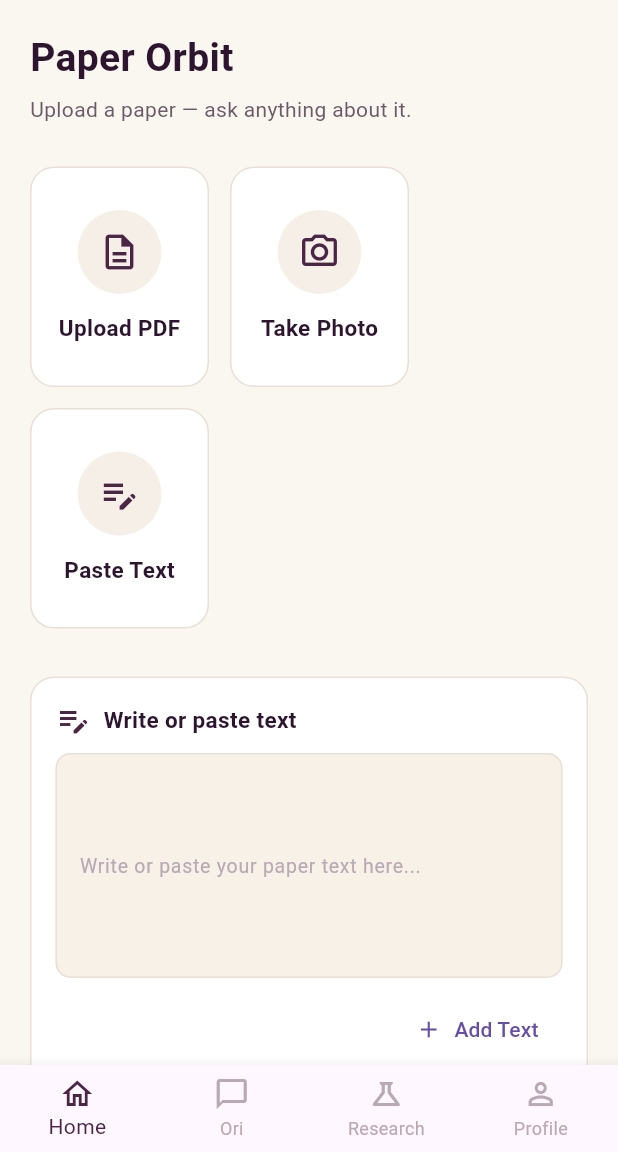
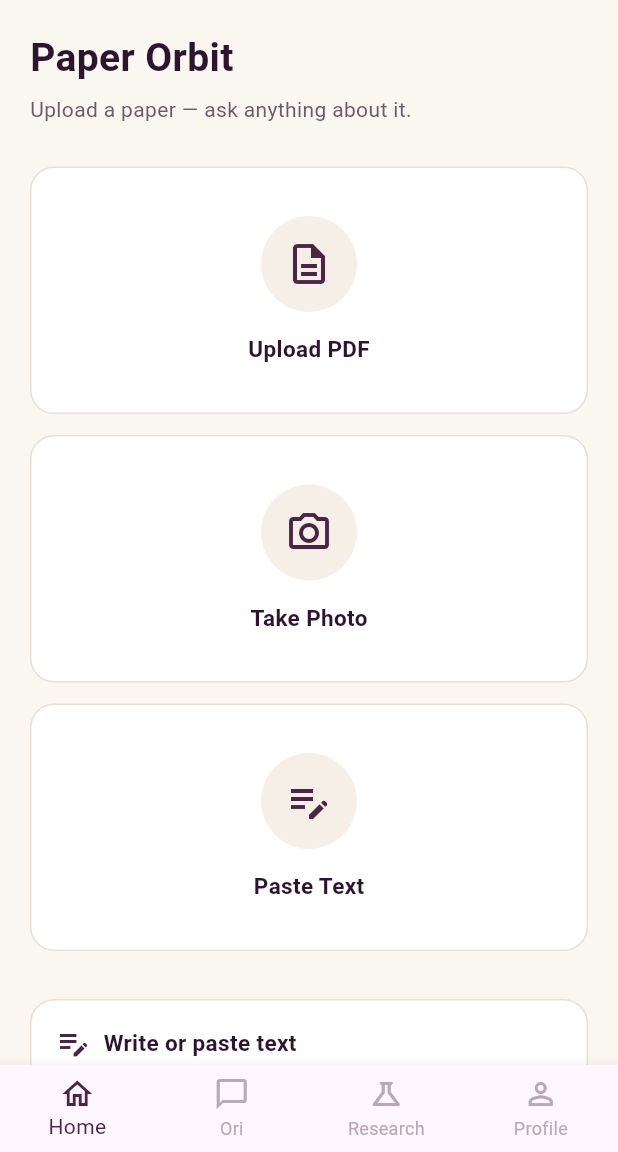
Before and after one commit to Shrey-cs-ai/Orbirag_App, a Flutter app: the PaperOrbitScreen screen opened by its route, on a phone screen of 412 x 824 dp, the part 84-1236 px from its top. Run offline on Flutter 3.47's test engine with Material 3 defaults, Android fonts, the phone set to English and light mode, and no system bars; our stand-ins replace cloud_firestore, file_picker, firebase_auth, firebase_core, flutter_dotenv, flutter_svg and 5 more; missing offline and left inert: record; accounts and stored records are empty.

Commit message:
update paper orbit screen

```diff
--- a/frontend/lib/screens/paper_orbit_screen.dart
+++ b/frontend/lib/screens/paper_orbit_screen.dart
@@ -75,22 +75,14 @@ class _PaperOrbitScreenState extends State<PaperOrbitScreen> {
             ),
             const SizedBox(height: 28),
 
-            // Upload Cards — three equal cards in a row (wrapping)
-            Wrap(
-              spacing: 14,
-              runSpacing: 14,
-              children: [
-                SizedBox(
-                  width: (MediaQuery.of(context).size.width - 54) / 3,
-                  child: _buildUploadCard(
+            // Upload Cards — three full-width cards stacked vertically
+            _buildUploadCard(
               icon: Icons.description_outlined,
               title: 'Upload PDF',
               onTap: _uploadPDF,
             ),
-                ),
-                SizedBox(
-                  width: (MediaQuery.of(context).size.width - 54) / 3,
-                  child: _buildUploadCard(
+            const SizedBox(height: 14),
+            _buildUploadCard(
               icon: Icons.camera_alt_outlined,
               title: 'Take Photo',
               onTap: () {
@@ -99,10 +91,8 @@ class _PaperOrbitScreenState extends State<PaperOrbitScreen> {
                 );
               },
             ),
-                ),
-                SizedBox(
-                  width: (MediaQuery.of(context).size.width - 54) / 3,
-                  child: _buildUploadCard(
+            const SizedBox(height: 14),
+            _buildUploadCard(
               icon: Icons.edit_note,
               title: 'Paste Text',
               onTap: () {
@@ -113,9 +103,6 @@ class _PaperOrbitScreenState extends State<PaperOrbitScreen> {
                   ),
                 );
               },
-                  ),
-                ),
-              ],
             ),
 
             const SizedBox(height: 32),
@@ -156,7 +143,8 @@ class _PaperOrbitScreenState extends State<PaperOrbitScreen> {
                       textInputAction: TextInputAction.newline,
                       decoration: InputDecoration(
                         hintText: 'Write or paste your paper text here...',
-                        hintStyle: const TextStyle(color: AppColors.hintText, fontSize: 13),
+                        hintStyle: const TextStyle(
+                            color: AppColors.hintText, fontSize: 13),
                         filled: true,
                         fillColor: AppColors.inputFill,
                         border: OutlineInputBorder(
@@ -169,7 +157,8 @@ class _PaperOrbitScreenState extends State<PaperOrbitScreen> {
                         ),
                         focusedBorder: OutlineInputBorder(
                           borderRadius: BorderRadius.circular(10),
-                          borderSide: const BorderSide(color: AppColors.primary, width: 1.5),
+                          borderSide: const BorderSide(
+                              color: AppColors.primary, width: 1.5),
                         ),
                       ),
                     ),
@@ -209,7 +198,9 @@ class _PaperOrbitScreenState extends State<PaperOrbitScreen> {
                         _pdfService.clearSources();
                       });
                     },
-                    child: const Text('Clear All', style: TextStyle(color: AppColors.error, fontSize: 12)),
+                    child: const Text('Clear All',
+                        style: TextStyle(
+                            color: AppColors.error, fontSize: 12)),
                   ),
               ],
             ),
@@ -223,11 +214,19 @@ class _PaperOrbitScreenState extends State<PaperOrbitScreen> {
                   child: Column(
                     mainAxisAlignment: MainAxisAlignment.center,
                     children: [
-                      Icon(Icons.upload_file_outlined, size: 64, color: AppColors.textSecondary.withValues(alpha: 0.3)),
+                      Icon(
+                        Icons.upload_file_outlined,
+                        size: 64,
+                        color: AppColors.textSecondary.withValues(alpha: 0.3),
+                      ),
                       const SizedBox(height: 12),
-                      const Text('No sources added yet', style: TextStyle(color: AppColors.textSecondary, fontSize: 14)),
+                      const Text('No sources added yet',
+                          style: TextStyle(
+                              color: AppColors.textSecondary, fontSize: 14)),
                       const SizedBox(height: 4),
-                      const Text('Upload a PDF to get started', style: TextStyle(color: AppColors.textSecondary, fontSize: 12)),
+                      const Text('Upload a PDF to get started',
+                          style: TextStyle(
+                              color: AppColors.textSecondary, fontSize: 12)),
                     ],
                   ),
                 ),
@@ -237,7 +236,8 @@ class _PaperOrbitScreenState extends State<PaperOrbitScreen> {
                 shrinkWrap: true,
                 physics: const NeverScrollableScrollPhysics(),
                 itemCount: sources.length,
-                itemBuilder: (context, index) => _buildSourceItem(sources[index], index),
+                itemBuilder: (context, index) =>
+                    _buildSourceItem(sources[index], index),
               ),
 
             const SizedBox(height: 12),
@@ -245,12 +245,14 @@ class _PaperOrbitScreenState extends State<PaperOrbitScreen> {
             // Info Text
             Row(
               children: [
-                const Icon(Icons.info_outline, size: 16, color: AppColors.textSecondary),
+                const Icon(Icons.info_outline,
+                    size: 16, color: AppColors.textSecondary),
                 const SizedBox(width: 8),
                 Expanded(
                   child: Text(
                     "You can add multiple sources and ask questions across all of them",
-                    style: const TextStyle(fontSize: 13, color: AppColors.textSecondary),
+                    style: const TextStyle(
+                        fontSize: 13, color: AppColors.textSecondary),
                   ),
                 ),
               ],
@@ -261,15 +263,20 @@ class _PaperOrbitScreenState extends State<PaperOrbitScreen> {
             SizedBox(
               width: double.infinity,
               child: ElevatedButton(
-                onPressed: _pdfService.hasChatReadySource ? _startChatting : null,
+                onPressed:
+                    _pdfService.hasChatReadySource ? _startChatting : null,
                 style: ElevatedButton.styleFrom(
                   backgroundColor: AppColors.primary,
                   foregroundColor: Colors.white,
                   disabledBackgroundColor: AppColors.border,
                   padding: const EdgeInsets.symmetric(vertical: 16),
-                  shape: RoundedRectangleBorder(borderRadius: BorderRadius.circular(12)),
+                  shape: RoundedRectangleBorder(
+                      borderRadius: BorderRadius.circular(12)),
                 ),
-                child: const Text("Start Chatting", style: TextStyle(fontSize: 16, fontWeight: FontWeight.w600)),
+                child: const Text(
+                  "Start Chatting",
+                  style: TextStyle(fontSize: 16, fontWeight: FontWeight.w600),
+                ),
               ),
             ),
             const SizedBox(height: 10),
@@ -280,18 +287,27 @@ class _PaperOrbitScreenState extends State<PaperOrbitScreen> {
         currentIndex: _selectedIndex,
         onTap: (index) {
           setState(() => _selectedIndex = index);
-          final route = AppConstants.bottomNavItems[index]['route'] as String;
+          final route =
+              AppConstants.bottomNavItems[index]['route'] as String;
           Navigator.of(context).pushReplacementNamed(route);
         },
       ),
     );
   }
 
-  Widget _buildUploadCard({required IconData icon, required String title, required VoidCallback onTap}) {
+  // ------------------------------------------------------------
+  // Full-width upload card
+  // ------------------------------------------------------------
+  Widget _buildUploadCard({
+    required IconData icon,
+    required String title,
+    required VoidCallback onTap,
+  }) {
     return GestureDetector(
       onTap: onTap,
       child: Container(
-        padding: const EdgeInsets.symmetric(vertical: 28),
+        width: double.infinity,
+        padding: const EdgeInsets.symmetric(vertical: 32, horizontal: 16),
         decoration: BoxDecoration(
           color: AppColors.white,
           borderRadius: BorderRadius.circular(16),
@@ -301,19 +317,32 @@ class _PaperOrbitScreenState extends State<PaperOrbitScreen> {
           mainAxisAlignment: MainAxisAlignment.center,
           children: [
             Container(
-              width: 56,
-              height: 56,
-              decoration: const BoxDecoration(color: AppColors.cardBg, shape: BoxShape.circle),
-              child: Icon(icon, size: 28, color: AppColors.primary),
+              width: 64,
+              height: 64,
+              decoration: const BoxDecoration(
+                color: AppColors.cardBg,
+                shape: BoxShape.circle,
               ),
-            const SizedBox(height: 12),
-            Text(title, style: const TextStyle(fontSize: 15, fontWeight: FontWeight.w600, color: AppColors.textPrimary)),
+              child: Icon(icon, size: 32, color: AppColors.primary),
+            ),
+            const SizedBox(height: 14),
+            Text(
+              title,
+              style: const TextStyle(
+                fontSize: 15,
+                fontWeight: FontWeight.w600,
+                color: AppColors.textPrimary,
+              ),
+            ),
           ],
         ),
       ),
     );
   }
 
+  // ------------------------------------------------------------
+  // Source list item
+  // ------------------------------------------------------------
   Widget _buildSourceItem(Map<String, dynamic> source, int index) {
     return Container(
       margin: const EdgeInsets.only(bottom: 10),
@@ -328,9 +357,14 @@ class _PaperOrbitScreenState extends State<PaperOrbitScreen> {
           Container(
             width: 40,
             height: 40,
-            decoration: BoxDecoration(color: AppColors.cardBg, borderRadius: BorderRadius.circular(8)),
+            decoration: BoxDecoration(
+              color: AppColors.cardBg,
+              borderRadius: BorderRadius.circular(8),
+            ),
             child: Icon(
-              source['type'] == 'text' ? Icons.article_outlined : Icons.picture_as_pdf,
+              source['type'] == 'text'
+                  ? Icons.article_outlined
+                  : Icons.picture_as_pdf,
               color: AppColors.primary,
               size: 22,
             ),
@@ -340,14 +374,25 @@ class _PaperOrbitScreenState extends State<PaperOrbitScreen> {
             child: Column(
               crossAxisAlignment: CrossAxisAlignment.start,
               children: [
-                Text(source['name'] ?? 'Untitled', style: const TextStyle(fontWeight: FontWeight.w600, fontSize: 14), maxLines: 1, overflow: TextOverflow.ellipsis),
+                Text(
+                  source['name'] ?? 'Untitled',
+                  style: const TextStyle(
+                      fontWeight: FontWeight.w600, fontSize: 14),
+                  maxLines: 1,
+                  overflow: TextOverflow.ellipsis,
+                ),
                 const SizedBox(height: 2),
-                Text('${source['pages']} • ${source['size'] ?? ''}', style: const TextStyle(fontSize: 12, color: AppColors.textSecondary)),
+                Text(
+                  '${source['pages']} • ${source['size'] ?? ''}',
+                  style: const TextStyle(
+                      fontSize: 12, color: AppColors.textSecondary),
+                ),
               ],
             ),
           ),
           IconButton(
-            icon: const Icon(Icons.close, size: 18, color: AppColors.textSecondary),
+            icon: const Icon(Icons.close,
+                size: 18, color: AppColors.textSecondary),
             onPressed: () => setState(() => _pdfService.removeSource(index)),
           ),
         ],
@@ -355,12 +400,15 @@ class _PaperOrbitScreenState extends State<PaperOrbitScreen> {
     );
   }
 
+  // ------------------------------------------------------------
+  // Upload PDF
+  // ------------------------------------------------------------
   Future<void> _uploadPDF() async {
     try {
       final result = await FilePicker.platform.pickFiles(
         type: FileType.custom,
         allowedExtensions: ['pdf'],
-        withData: true, // ✅ IMPORTANT: This gives us the bytes on Web!
+        withData: true, // ✅ Important for web — gives us the bytes
       );
       if (!mounted) return;
       if (result == null || result.files.isEmpty) return;
@@ -370,7 +418,9 @@ class _PaperOrbitScreenState extends State<PaperOrbitScreen> {
       showDialog(
         context: context,
         barrierDismissible: false,
-        builder: (_) => const Center(child: CircularProgressIndicator(color: AppColors.primary)),
+        builder: (_) => const Center(
+          child: CircularProgressIndicator(color: AppColors.primary),
+        ),
       );
 
       if (fileData.bytes != null) {
@@ -384,20 +434,31 @@ class _PaperOrbitScreenState extends State<PaperOrbitScreen> {
       setState(() {});
 
       ScaffoldMessenger.of(context).showSnackBar(
-        const SnackBar(content: Text('PDF ready for chat!'), backgroundColor: AppColors.success),
+        const SnackBar(
+          content: Text('PDF ready for chat!'),
+          backgroundColor: AppColors.success,
+        ),
       );
     } catch (e) {
       if (!mounted) return;
       Navigator.pop(context); // close loading
       ScaffoldMessenger.of(context).showSnackBar(
-        SnackBar(content: Text('Upload failed: $e'), backgroundColor: AppColors.error),
+        SnackBar(
+          content: Text('Upload failed: $e'),
+          backgroundColor: AppColors.error,
+        ),
       );
     }
   }
 
+  // ------------------------------------------------------------
+  // Add text source
+  // ------------------------------------------------------------
   Future<void> _addTextSource() async {
     if (_textController.text.trim().isEmpty) {
-      ScaffoldMessenger.of(context).showSnackBar(const SnackBar(content: Text('Write or paste some text first.')));
+      ScaffoldMessenger.of(context).showSnackBar(
+        const SnackBar(content: Text('Write or paste some text first.')),
+      );
       return;
     }
 
@@ -407,16 +468,25 @@ class _PaperOrbitScreenState extends State<PaperOrbitScreen> {
     setState(() => _textController.clear());
 
     ScaffoldMessenger.of(context).showSnackBar(
-      const SnackBar(content: Text('Text added successfully!'), backgroundColor: AppColors.success),
+      const SnackBar(
+        content: Text('Text added successfully!'),
+        backgroundColor: AppColors.success,
+      ),
     );
   }
 
+  // ------------------------------------------------------------
+  // Start chatting
+  // ------------------------------------------------------------
   void _startChatting() {
     final pdfSource = _pdfService.firstPdfSource;
 
     if (pdfSource == null) {
       ScaffoldMessenger.of(context).showSnackBar(
-        const SnackBar(content: Text('Please upload a PDF first.'), backgroundColor: AppColors.error),
+        const SnackBar(
+          content: Text('Please upload a PDF first.'),
+          backgroundColor: AppColors.error,
+        ),
       );
       return;
     }
```
Lines whose indentation alone changed are shown as unchanged.
